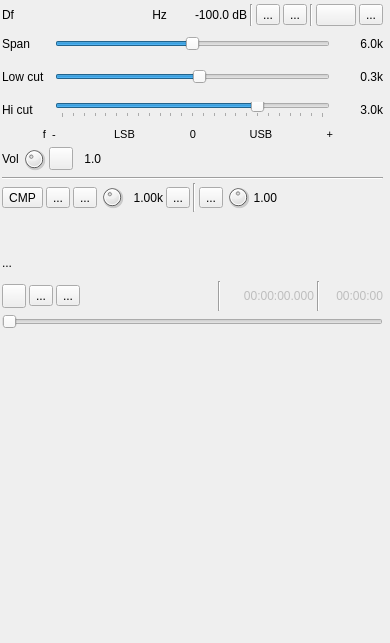
This is plugins/channeltx/modssb/ssbmodgui.ui in f4exb/sdrangel as Qt 5 draws it before an edit. The edited form follows.
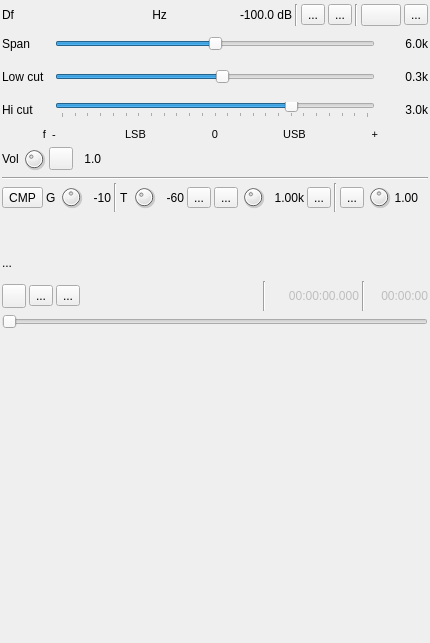
This is the edited form. Icons and pictures are not drawn. Custom widgets are drawn as their Qt base class.

Commit message: SSB Mod: added audio compressor preamp gain and threshold controls

```diff
--- a/plugins/channeltx/modssb/ssbmodgui.ui
+++ b/plugins/channeltx/modssb/ssbmodgui.ui
@@ -6,7 +6,7 @@
    <rect>
     <x>0</x>
     <y>0</y>
-    <width>390</width>
+    <width>430</width>
     <height>643</height>
    </rect>
   </property>
@@ -18,7 +18,7 @@
   </property>
   <property name="minimumSize">
    <size>
-    <width>390</width>
+    <width>430</width>
     <height>0</height>
    </size>
   </property>
@@ -36,7 +36,7 @@
     <rect>
      <x>0</x>
      <y>0</y>
-     <width>385</width>
+     <width>430</width>
      <height>331</height>
     </rect>
    </property>
@@ -739,6 +739,121 @@
         </property>
        </widget>
       </item>
+      <item>
+       <widget class="QLabel" name="cmpPreGainLabel">
+        <property name="text">
+         <string>G</string>
+        </property>
+       </widget>
+      </item>
+      <item>
+       <widget class="QDial" name="cmpPreGain">
+        <property name="maximumSize">
+         <size>
+          <width>24</width>
+          <height>24</height>
+         </size>
+        </property>
+        <property name="toolTip">
+         <string>Compressor input gain (dB)</string>
+        </property>
+        <property name="minimum">
+         <number>-20</number>
+        </property>
+        <property name="maximum">
+         <number>20</number>
+        </property>
+        <property name="pageStep">
+         <number>1</number>
+        </property>
+        <property name="value">
+         <number>0</number>
+        </property>
+       </widget>
+      </item>
+      <item>
+       <widget class="QLabel" name="cmpPreGainText">
+        <property name="minimumSize">
+         <size>
+          <width>25</width>
+          <height>0</height>
+         </size>
+        </property>
+        <property name="toolTip">
+         <string>Audio input gain value</string>
+        </property>
+        <property name="statusTip">
+         <string/>
+        </property>
+        <property name="text">
+         <string>-10</string>
+        </property>
+        <property name="alignment">
+         <set>Qt::AlignRight|Qt::AlignTrailing|Qt::AlignVCenter</set>
+        </property>
+       </widget>
+      </item>
+      <item>
+       <widget class="Line" name="line_4">
+        <property name="orientation">
+         <enum>Qt::Vertical</enum>
+        </property>
+       </widget>
+      </item>
+      <item>
+       <widget class="QLabel" name="cmpThresholdLabel">
+        <property name="text">
+         <string>T</string>
+        </property>
+       </widget>
+      </item>
+      <item>
+       <widget class="QDial" name="cmpThreshold">
+        <property name="maximumSize">
+         <size>
+          <width>24</width>
+          <height>24</height>
+         </size>
+        </property>
+        <property name="toolTip">
+         <string>Compressor threshold (dB)</string>
+        </property>
+        <property name="minimum">
+         <number>-80</number>
+        </property>
+        <property name="maximum">
+         <number>-20</number>
+        </property>
+        <property name="pageStep">
+         <number>1</number>
+        </property>
+        <property name="value">
+         <number>-60</number>
+        </property>
+       </widget>
+      </item>
+      <item>
+       <widget class="QLabel" name="cmpThresholdText">
+        <property name="minimumSize">
+         <size>
+          <width>25</width>
+          <height>0</height>
+         </size>
+        </property>
+        <property name="toolTip">
+         <string>Audio input gain value</string>
+        </property>
+        <property name="statusTip">
+         <string/>
+        </property>
+        <property name="text">
+         <string>-60</string>
+        </property>
+        <property name="alignment">
+         <set>Qt::AlignRight|Qt::AlignTrailing|Qt::AlignVCenter</set>
+        </property>
+       </widget>
+      </item>
       <item>
        <widget class="ButtonSwitch" name="tone">
         <property name="toolTip">
@@ -1092,7 +1207,7 @@
     <rect>
      <x>0</x>
      <y>340</y>
-     <width>351</width>
+     <width>430</width>
      <height>284</height>
     </rect>
    </property>
```
The commit also changes 17 other files.
